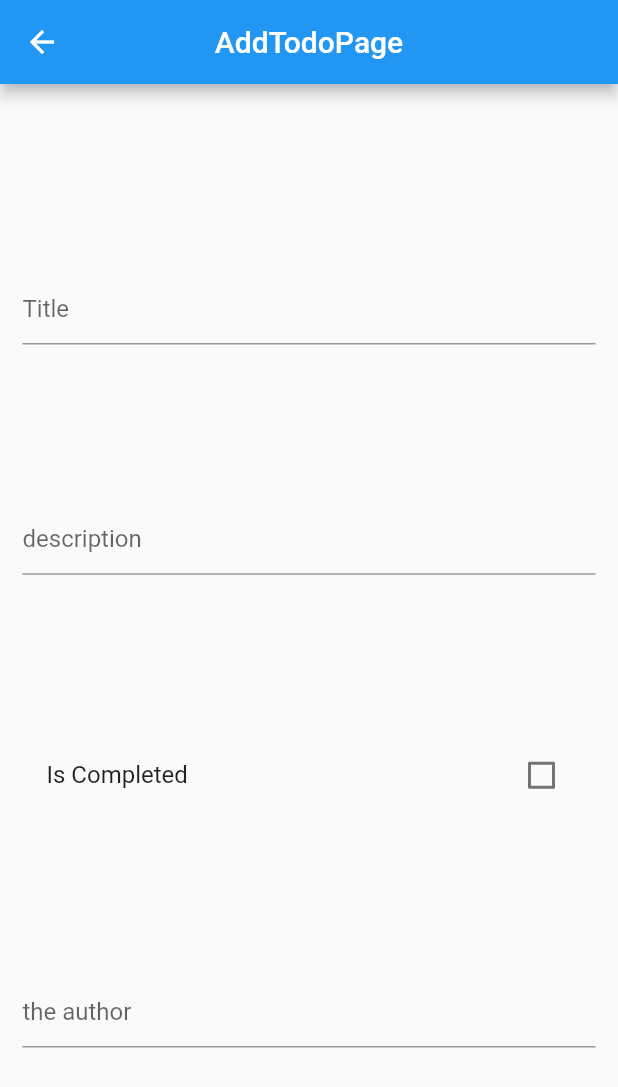
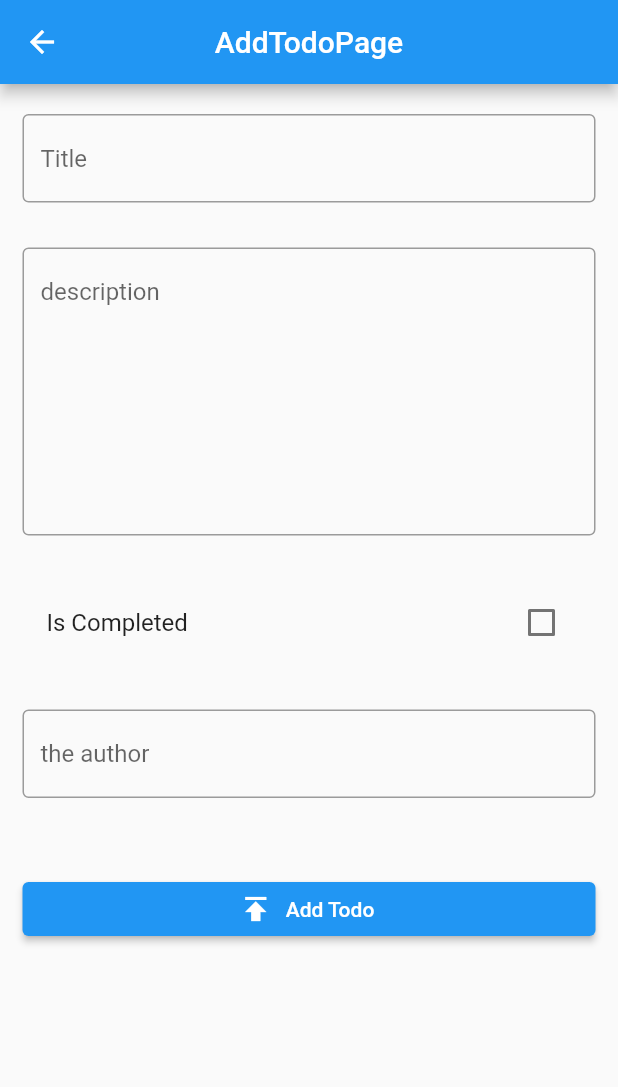
Before and after one commit to AltynbekChotonov/todo_firebase, a Flutter app: the AddTodoPage screen opened directly, on a phone screen of 412 x 824 dp. Shown: the top 1087 px of the screen. Run offline on Flutter 3.47's test engine with Material 2 defaults, Android fonts, the phone set to English and light mode, and no system bars; our stand-ins replace cloud_firestore, firebase_core; accounts and stored records are empty.

Commit message:
koshuldu todo_app 2

```diff
--- a/lib/home/add_todo_page.dart
+++ b/lib/home/add_todo_page.dart
@@ -1,4 +1,6 @@
+import 'package:cloud_firestore/cloud_firestore.dart';
 import 'package:flutter/material.dart';
+import 'package:todo_app/model/todo_model.dart';
 
 class AddTodoPage extends StatefulWidget {
   const AddTodoPage({super.key});
@@ -8,7 +10,22 @@ class AddTodoPage extends StatefulWidget {
 }
 
 class _AddTodoPageState extends State<AddTodoPage> {
-  bool isCompleted = false;
+  final _formkey = GlobalKey<FormState>();
+  bool _isCompleted = false;
+  final _title = TextEditingController();
+  final _descrption = TextEditingController();
+  final _theAuthor = TextEditingController();
+
+  Future<void> addTodo() async {
+    final db = FirebaseFirestore.instance;
+    final todo = Todo(
+      title: _title.text,
+      description: _descrption.text,
+      isCompleted: _isCompleted,
+      theAuthor: _theAuthor.text,
+    );
+    await db.collection("todos").add(todo.toMap());
+  }
 
   @override
   Widget build(BuildContext context) {
@@ -20,25 +37,46 @@ class _AddTodoPageState extends State<AddTodoPage> {
       body: Padding(
         padding: const EdgeInsets.fromLTRB(15, 20, 15, 20),
         child: Form(
-          child: Column(
-            mainAxisAlignment: MainAxisAlignment.spaceEvenly,
+          key: _formkey,
+          child: ListView(
             children: [
               TextFormField(
-                decoration: const InputDecoration(hintText: 'Title'),
+                controller: _title,
+                decoration: const InputDecoration(
+                    hintText: 'Title', border: OutlineInputBorder()),
               ),
+              const SizedBox(height: 30),
               TextFormField(
-                decoration: const InputDecoration(hintText: 'description'),
+                controller: _descrption,
+                maxLines: 8,
+                decoration: const InputDecoration(
+                    hintText: 'description', border: OutlineInputBorder()),
               ),
+              const SizedBox(height: 30),
               CheckboxListTile(
-                  title: Text('Is Completed'),
-                  value: isCompleted,
-                  onChanged: (v) {
-                    setState(() {
-                      isCompleted = v ?? false;
-                    });
-                  }),
+                title: const Text('Is Completed'),
+                value: _isCompleted,
+                onChanged: (v) {
+                  setState(() {
+                    _isCompleted = v ?? false;
+                  });
+                },
+              ),
+              const SizedBox(height: 30),
               TextFormField(
-                decoration: const InputDecoration(hintText: 'the author'),
+                controller: _theAuthor,
+                decoration: const InputDecoration(
+                    hintText: 'the author', border: OutlineInputBorder()),
+              ),
+              const SizedBox(height: 50),
+              ElevatedButton.icon(
+                onPressed: () async {
+                  if (_formkey.currentState!.validate()) {
+                    await addTodo();
+                  }
+                },
+                icon: const Icon(Icons.publish),
+                label: const Text('Add Todo'),
               ),
             ],
           ),
--- /dev/null
+++ b/lib/model/todo_model.dart
@@ -0,0 +1,39 @@
+import 'dart:convert';
+
+// ignore_for_file: public_member_api_docs, sort_constructors_first
+class Todo {
+  const Todo({
+    required this.title,
+    this.description,
+    required this.isCompleted,
+    required this.theAuthor,
+  });
+
+  final String title;
+  final String? description;
+  final bool isCompleted;
+  final String theAuthor;
+
+  Map<String, dynamic> toMap() {
+    return <String, dynamic>{
+      'title': title,
+      'description': description,
+      'isCompleted': isCompleted,
+      'theAuthor': theAuthor,
+    };
+  }
+
+  factory Todo.fromMap(Map<String, dynamic> map) {
+    return Todo(
+      title: map['title'] as String,
+      description: map['description'] as String?,
+      isCompleted: map['isCompleted'] as bool,
+      theAuthor: map['theAuthor'] as String,
+    );
+  }
+
+  String toJson() => json.encode(toMap());
+
+  factory Todo.fromJson(String source) =>
+      Todo.fromMap(json.decode(source) as Map<String, dynamic>);
+}
```
